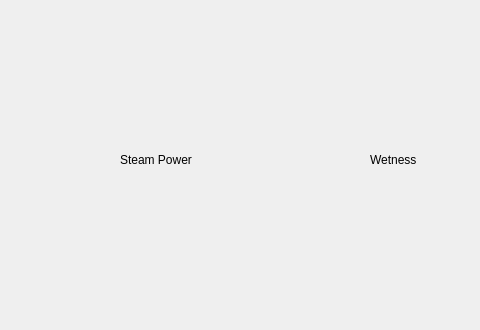
The window that display.ui (dyavil/Procedural_Tools) describes before a commit, drawn with Qt 5; both pictures show x 530 to 1010 and y 320 to 650 of the 1150 by 650 pixel window.
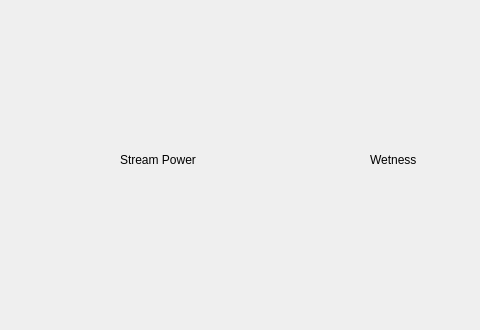
The same window after the commit. Custom widgets are drawn as their Qt base class.

```diff
--- a/display.ui
+++ b/display.ui
@@ -112,7 +112,7 @@
      </rect>
     </property>
     <property name="text">
-     <string>Steam Power</string>
+     <string>Stream Power</string>
     </property>
    </widget>
    <widget class="QLabel" name="wetnessLabel">
```
